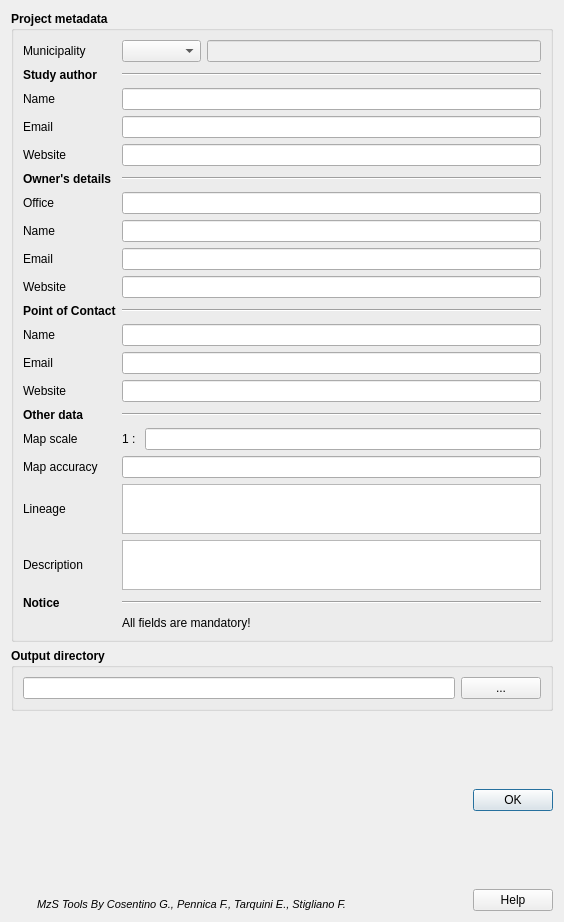
This is tb_nuovo_progetto.ui in CNR-IGAG/mzs-tools as Qt 5 draws it before an edit. The edited form follows.
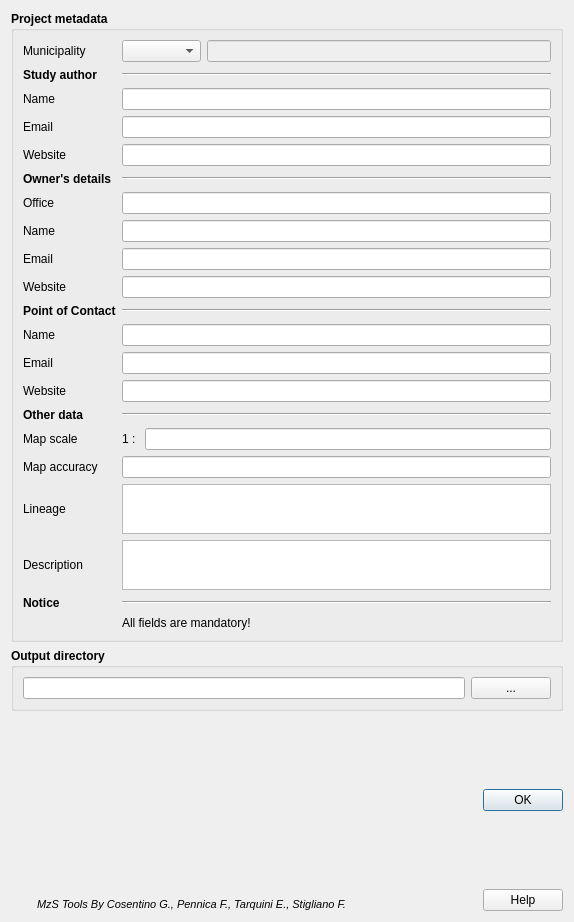
This is the edited form. Icons and pictures are not drawn.

Commit message: [Fixes #9] Remove QPalette PlaceholderText from ui files

```diff
--- a/tb_nuovo_progetto.ui
+++ b/tb_nuovo_progetto.ui
@@ -6,7 +6,7 @@
    <rect>
     <x>0</x>
     <y>0</y>
-    <width>564</width>
+    <width>574</width>
     <height>922</height>
    </rect>
   </property>
@@ -195,70 +195,6 @@
         <property name="enabled">
          <bool>true</bool>
         </property>
-        <property name="palette">
-         <palette>
-          <active>
-           <colorrole role="Text">
-            <brush brushstyle="SolidPattern">
-             <color alpha="255">
-              <red>0</red>
-              <green>0</green>
-              <blue>0</blue>
-             </color>
-            </brush>
-           </colorrole>
-           <colorrole role="PlaceholderText">
-            <brush brushstyle="NoBrush">
-             <color alpha="128">
-              <red>0</red>
-              <green>0</green>
-              <blue>0</blue>
-             </color>
-            </brush>
-           </colorrole>
-          </active>
-          <inactive>
-           <colorrole role="Text">
-            <brush brushstyle="SolidPattern">
-             <color alpha="255">
-              <red>0</red>
-              <green>0</green>
-              <blue>0</blue>
-             </color>
-            </brush>
-           </colorrole>
-           <colorrole role="PlaceholderText">
-            <brush brushstyle="NoBrush">
-             <color alpha="128">
-              <red>0</red>
-              <green>0</green>
-              <blue>0</blue>
-             </color>
-            </brush>
-           </colorrole>
-          </inactive>
-          <disabled>
-           <colorrole role="Text">
-            <brush brushstyle="SolidPattern">
-             <color alpha="255">
-              <red>120</red>
-              <green>120</green>
-              <blue>120</blue>
-             </color>
-            </brush>
-           </colorrole>
-           <colorrole role="PlaceholderText">
-            <brush brushstyle="NoBrush">
-             <color alpha="128">
-              <red>0</red>
-              <green>0</green>
-              <blue>0</blue>
-             </color>
-            </brush>
-           </colorrole>
-          </disabled>
-         </palette>
-        </property>
         <property name="toolTip">
          <string/>
         </property>
```
The commit also changes 2 other files.
